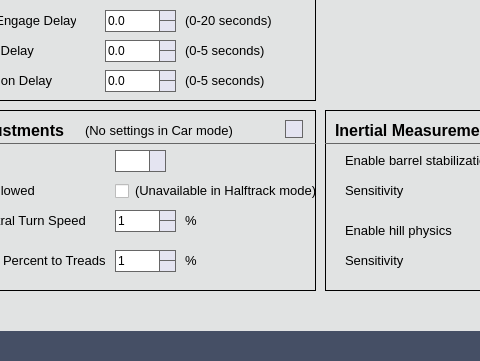
Old version of the form mainwindow.ui in the repository OpenPanzerProject/OP-Config; both pictures show x 296 to 776 and y 452 to 813 of the 1045 by 813 pixel window.
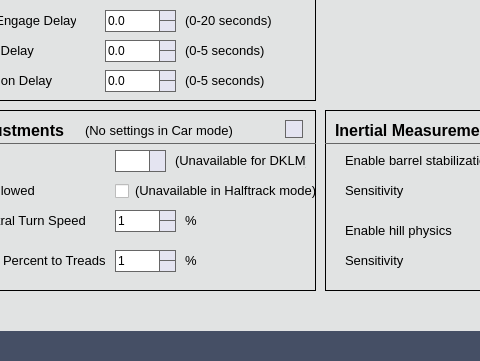
New version of the form. The open tabs and pages were chosen to show the change. Icons and pictures are not drawn. Custom widgets are drawn as their Qt base class.

Commit message: Added a new Drive Type for tanks using clutch-type gearboxes such as the DKLM RC PDSGB. This involved creating new dynamic help messages on the Motors tab, adjusting the turn options for various types on the Driving tab, and updating the help files.

Patch:
```diff
--- a/mainwindow.ui
+++ b/mainwindow.ui
@@ -8563,6 +8563,24 @@
                   <string>(Unavailable in Halftrack mode)</string>
                  </property>
                 </widget>
+                <widget class="QLabel" name="lblNoTurnModeDKLM">
+                 <property name="geometry">
+                  <rect>
+                   <x>280</x>
+                   <y>40</y>
+                   <width>131</width>
+                   <height>21</height>
+                  </rect>
+                 </property>
+                 <property name="font">
+                  <font>
+                   <pointsize>10</pointsize>
+                  </font>
+                 </property>
+                 <property name="text">
+                  <string>(Unavailable for DKLM)</string>
+                 </property>
+                </widget>
                </widget>
                <widget class="FrameContent" name="frmDriving">
                 <property name="geometry">
```
Left out of the diff: 4 changed lines with no effect on the pictures. The commit also changes 7 other files.
